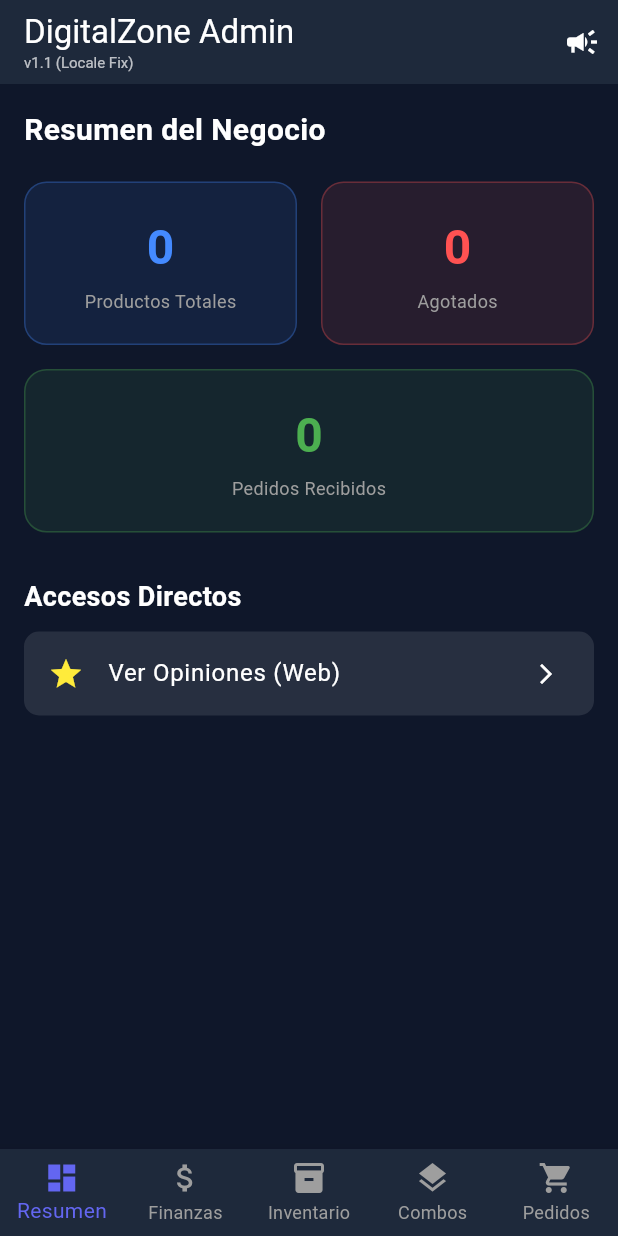
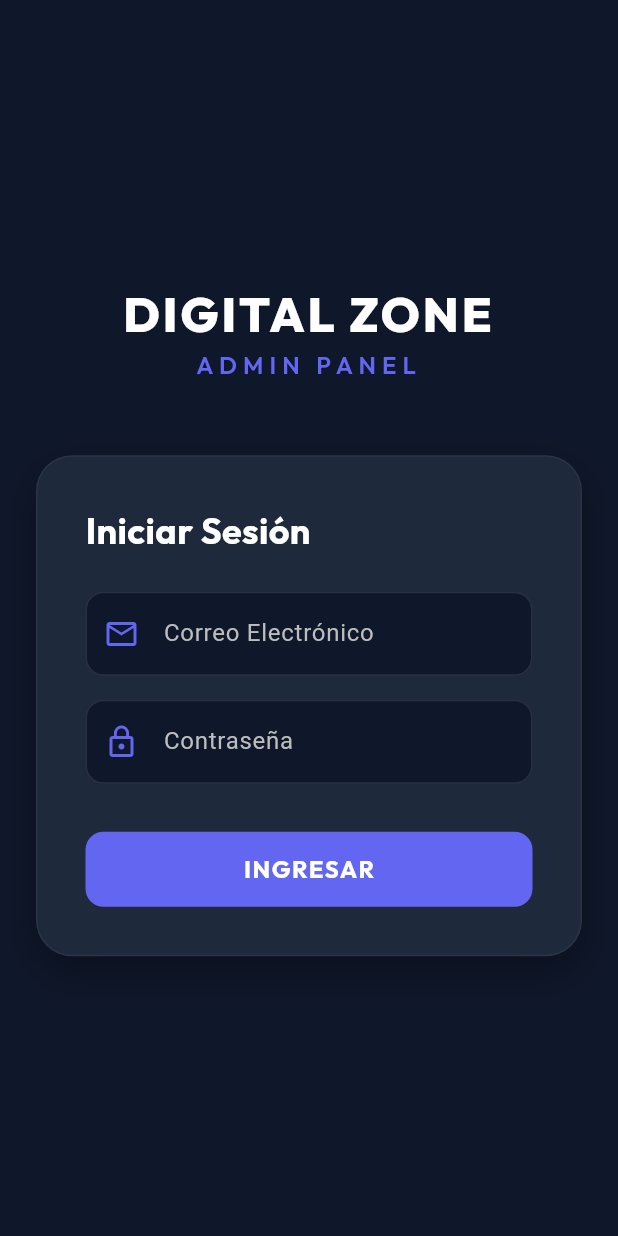
Before and after one commit to Svncz/DigitalZoneHn, a Flutter app: the screen it shows after launch, on a phone screen of 412 x 824 dp. Run offline on Flutter 3.47's test engine with Material 3 defaults, Android fonts, the phone set to English and light mode, and no system bars; our stand-ins replace cloud_firestore, firebase_auth, firebase_core, firebase_storage, fl_chart, google_fonts; accounts and stored records are empty.

Commit message:
correccion de errores y login

```diff
--- a/lib/main.dart
+++ b/lib/main.dart
@@ -2,8 +2,9 @@ import 'package:flutter/material.dart';
 import 'package:firebase_core/firebase_core.dart';
 import 'package:cloud_firestore/cloud_firestore.dart';
 import 'firebase_options.dart';
+import 'package:firebase_auth/firebase_auth.dart';
+import 'screens/login_screen.dart';
 import 'screens/dashboard_page.dart';
-import 'package:flutter_web_plugins/url_strategy.dart'; // Optional: for cleaner URLs
 
 import 'package:intl/date_symbol_data_local.dart';
 
@@ -11,30 +12,23 @@ void main() async {
   WidgetsFlutterBinding.ensureInitialized();
   await initializeDateFormatting('es');
 
-  // DISABLE PERSISTENCE FOR WEB TO PREVENT HANGS
+  // Initialize Firebase
   try {
-    // Initialize Firebase
-    try {
-      if (Firebase.apps.isEmpty) {
-        await Firebase.initializeApp(
-          options: DefaultFirebaseOptions.currentPlatform,
-        );
-      }
-    } catch (e) {
-      // Si ya existe la app, continuamos sin error
-      if (e.toString().contains('duplicate-app')) {
-        debugPrint('Firebase ya estaba inicializado.');
-      } else {
-        rethrow;
-      }
-    }
+    await Firebase.initializeApp(
+      options: DefaultFirebaseOptions.currentPlatform,
+    );
+  } catch (e) {
+    // If app already exists, ignore
+    debugPrint('Firebase Init Error: $e');
+  }
+
+  // Disable persistence to prevent web hangs
+  try {
     FirebaseFirestore.instance.settings = const Settings(
       persistenceEnabled: false,
     );
-  } catch (e) {
-    // Ignore error
-  }
-  // usePathUrlStrategy(); // Optional
+  } catch (_) {}
+
   runApp(const MyApp());
 }
 
@@ -62,7 +56,20 @@ class MyApp extends StatelessWidget {
         ),
         useMaterial3: true,
       ),
-      home: const DashboardPage(),
+      home: StreamBuilder<User?>(
+        stream: FirebaseAuth.instance.authStateChanges(),
+        builder: (context, snapshot) {
+          if (snapshot.connectionState == ConnectionState.waiting) {
+            return const Scaffold(
+              body: Center(child: CircularProgressIndicator()),
+            );
+          }
+          if (snapshot.hasData) {
+            return const DashboardPage();
+          }
+          return const LoginScreen();
+        },
+      ),
     );
   }
 }
--- a/lib/screens/dashboard_page.dart
+++ b/lib/screens/dashboard_page.dart
@@ -1,4 +1,5 @@
 import 'package:flutter/material.dart';
+import 'package:firebase_auth/firebase_auth.dart';
 import '../widgets/product_dialog.dart';
 import '../widgets/combo_dialog.dart';
 import '../widgets/banner_dialog.dart';
@@ -36,7 +37,7 @@ class _DashboardPageState extends State<DashboardPage> {
           children: [
             Text('DigitalZone Admin'),
             Text(
-              'v1.1 (Locale Fix)',
+              'v2.3 (Stable)',
               style: TextStyle(fontSize: 10, color: Colors.white70),
             ),
           ],
@@ -46,6 +47,13 @@ class _DashboardPageState extends State<DashboardPage> {
             icon: const Icon(Icons.campaign),
             onPressed: () => _showBannerConfig(context),
             tooltip: 'Configurar Anuncio',
+          ),
+          IconButton(
+            icon: const Icon(Icons.logout, color: Colors.redAccent),
+            onPressed: () async {
+              await FirebaseAuth.instance.signOut();
+            },
+            tooltip: 'Cerrar Sesión',
           ),
         ],
       ),
--- /dev/null
+++ b/lib/screens/login_screen.dart
@@ -0,0 +1,288 @@
+import 'package:flutter/material.dart';
+import 'package:firebase_auth/firebase_auth.dart';
+import 'package:google_fonts/google_fonts.dart';
+import 'package:flutter/services.dart'; // Needed for TextInput
+
+class LoginScreen extends StatefulWidget {
+  const LoginScreen({super.key});
+
+  @override
+  State<LoginScreen> createState() => _LoginScreenState();
+}
+
+class _LoginScreenState extends State<LoginScreen> {
+  final _formKey = GlobalKey<FormState>();
+  final _emailController = TextEditingController();
+  final _passwordController = TextEditingController();
+  bool _isLoading = false;
+  String? _errorMessage;
+
+  @override
+  void dispose() {
+    _emailController.dispose();
+    _passwordController.dispose();
+    super.dispose();
+  }
+
+  Future<void> _login() async {
+    if (!_formKey.currentState!.validate()) return;
+
+    // Critical for Web Password Managers: Signal that autofill context is done
+    TextInput.finishAutofillContext();
+
+    setState(() {
+      _isLoading = true;
+      _errorMessage = null;
+    });
+
+    try {
+      await FirebaseAuth.instance.signInWithEmailAndPassword(
+        email: _emailController.text.trim(),
+        password: _passwordController.text.trim(),
+      );
+      // Main.dart will listen to auth state changes and redirect automatically
+    } on FirebaseAuthException catch (e) {
+      if (!mounted) return;
+      setState(() {
+        switch (e.code) {
+          case 'user-not-found':
+          case 'wrong-password':
+          case 'invalid-credential':
+            _errorMessage = "Credenciales incorrectas.";
+            break;
+          case 'invalid-email':
+            _errorMessage = "El correo no es válido.";
+            break;
+          case 'too-many-requests':
+            _errorMessage = "Demasiados intentos. Intenta más tarde.";
+            break;
+          default:
+            _errorMessage = "Error: ${e.message}";
+        }
+      });
+    } catch (e) {
+      if (!mounted) return;
+      setState(() {
+        _errorMessage = "Error inesperado: $e";
+      });
+    } finally {
+      if (mounted) {
+        setState(() {
+          _isLoading = false;
+        });
+      }
+    }
+  }
+
+  @override
+  Widget build(BuildContext context) {
+    // Theme Colors
+    const primaryColor = Color(0xFF6366f1);
+    const bgColor = Color(0xFF0f172a);
+    const cardColor = Color(0xFF1e293b);
+
+    return Scaffold(
+      backgroundColor: bgColor,
+      body: Center(
+        child: SingleChildScrollView(
+          padding: const EdgeInsets.all(24),
+          child: ConstrainedBox(
+            constraints: const BoxConstraints(maxWidth: 400),
+            child: Column(
+              mainAxisAlignment: MainAxisAlignment.center,
+              crossAxisAlignment: CrossAxisAlignment.stretch,
+              children: [
+                // Header
+                Text(
+                  'DIGITAL ZONE',
+                  textAlign: TextAlign.center,
+                  style: GoogleFonts.outfit(
+                    fontSize: 32,
+                    fontWeight: FontWeight.w800,
+                    color: Colors.white,
+                    letterSpacing: 2,
+                  ),
+                ),
+                Text(
+                  'ADMIN PANEL',
+                  textAlign: TextAlign.center,
+                  style: GoogleFonts.outfit(
+                    fontSize: 16,
+                    fontWeight: FontWeight.w600,
+                    color: primaryColor,
+                    letterSpacing: 4,
+                  ),
+                ),
+                const SizedBox(height: 48),
+
+                // Login Card
+                Container(
+                  padding: const EdgeInsets.all(32),
+                  decoration: BoxDecoration(
+                    color: cardColor,
+                    borderRadius: BorderRadius.circular(24),
+                    boxShadow: [
+                      BoxShadow(
+                        color: Colors.black.withOpacity(0.3),
+                        blurRadius: 20,
+                        offset: const Offset(0, 10),
+                      ),
+                    ],
+                    border: Border.all(color: Colors.white.withOpacity(0.05)),
+                  ),
+                  child: Form(
+                    key: _formKey,
+                    child: AutofillGroup(
+                      child: Column(
+                        crossAxisAlignment: CrossAxisAlignment.stretch,
+                        children: [
+                          Text(
+                            'Iniciar Sesión',
+                            style: GoogleFonts.outfit(
+                              fontSize: 24,
+                              fontWeight: FontWeight.bold,
+                              color: Colors.white,
+                            ),
+                          ),
+                          const SizedBox(height: 24),
+
+                          // Email Field
+                          TextFormField(
+                            controller: _emailController,
+                            autofillHints: const [AutofillHints.email],
+                            keyboardType: TextInputType.emailAddress,
+                            textInputAction: TextInputAction.next,
+                            style: const TextStyle(color: Colors.white),
+                            enableSuggestions: true,
+                            autocorrect: false,
+                            validator: (value) {
+                              if (value == null || value.isEmpty) {
+                                return 'Ingresa tu correo';
+                              }
+                              return null;
+                            },
+                            decoration: InputDecoration(
+                              labelText: 'Correo Electrónico',
+                              labelStyle: TextStyle(color: Colors.grey[400]),
+                              prefixIcon: const Icon(
+                                Icons.email_outlined,
+                                color: primaryColor,
+                              ),
+                              enabledBorder: OutlineInputBorder(
+                                borderRadius: BorderRadius.circular(12),
+                                borderSide: BorderSide(
+                                  color: Colors.white.withOpacity(0.1),
+                                ),
+                              ),
+                              focusedBorder: OutlineInputBorder(
+                                borderRadius: BorderRadius.circular(12),
+                                borderSide: const BorderSide(
+                                  color: primaryColor,
+                                ),
+                              ),
+                              filled: true,
+                              fillColor: bgColor,
+                            ),
+                          ),
+                          const SizedBox(height: 16),
+
+                          // Password Field
+                          TextFormField(
+                            controller: _passwordController,
+                            autofillHints: const [AutofillHints.password],
+                            keyboardType: TextInputType.visiblePassword,
+                            textInputAction: TextInputAction.done,
+                            obscureText: true,
+                            enableSuggestions: false,
+                            autocorrect: false,
+                            style: const TextStyle(color: Colors.white),
+                            validator: (value) {
+                              if (value == null || value.isEmpty) {
+                                return 'Ingresa tu contraseña';
+                              }
+                              return null;
+                            },
+                            onFieldSubmitted: (_) => _login(),
+                            decoration: InputDecoration(
+                              labelText: 'Contraseña',
+                              labelStyle: TextStyle(color: Colors.grey[400]),
+                              prefixIcon: const Icon(
+                                Icons.lock_outline,
+                                color: primaryColor,
+                              ),
+                              enabledBorder: OutlineInputBorder(
+                                borderRadius: BorderRadius.circular(12),
+                                borderSide: BorderSide(
+                                  color: Colors.white.withOpacity(0.1),
+                                ),
+                              ),
+                              focusedBorder: OutlineInputBorder(
+                                borderRadius: BorderRadius.circular(12),
+                                borderSide: const BorderSide(
+                                  color: primaryColor,
+                                ),
+                              ),
+                              filled: true,
+                              fillColor: bgColor,
+                            ),
+                          ),
+
+                          if (_errorMessage != null) ...[
+                            const SizedBox(height: 16),
+                            Text(
+                              _errorMessage!,
+                              style: const TextStyle(
+                                color: Colors.redAccent,
+                                fontSize: 13,
+                              ),
+                              textAlign: TextAlign.center,
+                            ),
+                          ],
+
+                          const SizedBox(height: 32),
+
+                          // Login Button
+                          SizedBox(
+                            height: 50,
+                            child: ElevatedButton(
+                              onPressed: _isLoading ? null : _login,
+                              style: ElevatedButton.styleFrom(
+                                backgroundColor: primaryColor,
+                                foregroundColor: Colors.white,
+                                shape: RoundedRectangleBorder(
+                                  borderRadius: BorderRadius.circular(12),
+                                ),
+                                elevation: 0,
+                              ),
+                              child: _isLoading
+                                  ? const SizedBox(
+                                      width: 20,
+                                      height: 20,
+                                      child: CircularProgressIndicator(
+                                        strokeWidth: 2,
+                                        color: Colors.white,
+                                      ),
+                                    )
+                                  : Text(
+                                      'INGRESAR',
+                                      style: GoogleFonts.outfit(
+                                        fontSize: 16,
+                                        fontWeight: FontWeight.bold,
+                                        letterSpacing: 1,
+                                      ),
+                                    ),
+                            ),
+                          ),
+                        ],
+                      ),
+                    ),
+                  ),
+                ),
+              ],
+            ),
+          ),
+        ),
+      ),
+    );
+  }
+}
--- a/pubspec.yaml
+++ b/pubspec.yaml
@@ -42,6 +42,8 @@ dependencies:
   intl: ^0.19.0
   url_launcher: ^6.3.2
   flutter_image_compress: ^2.4.0
+  firebase_auth: ^5.7.0
+  google_fonts: ^7.1.0
 
 dev_dependencies:
   flutter_test:
```
Also changed, not shown: build_log.txt (added, +52 -0 lines), firebase.json, pubspec.lock, 8 other files.
